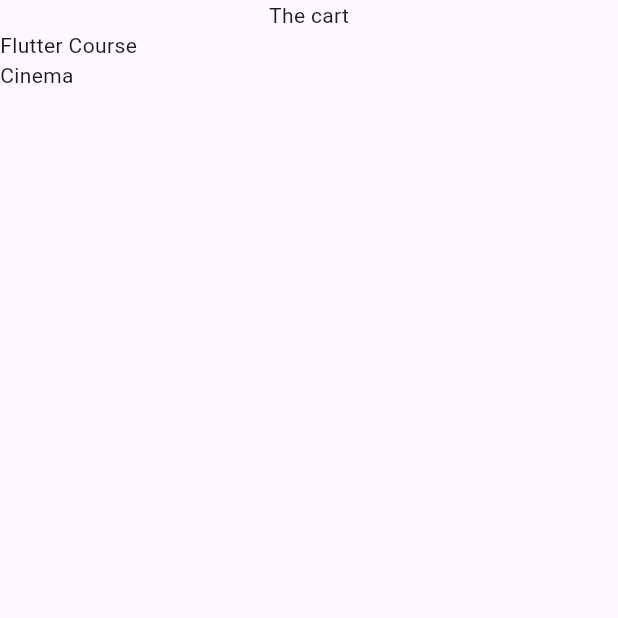
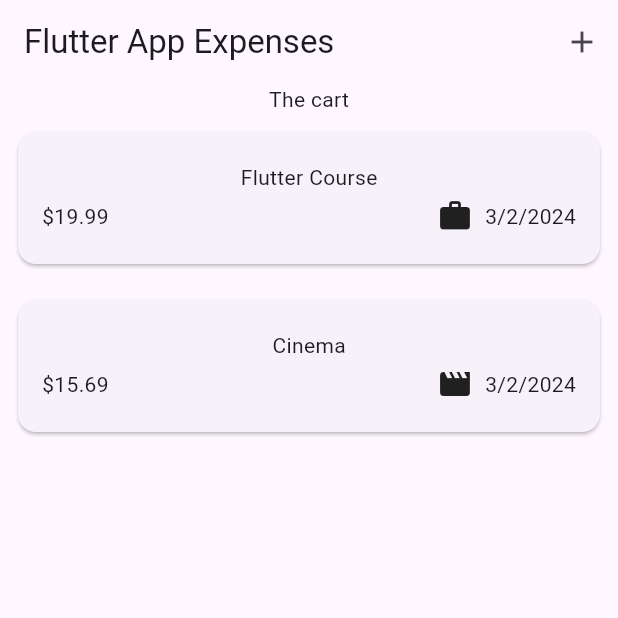
Before and after one commit to alifrizqullahmaruf/expense_tracker, a Flutter app: the screen it shows after launch, on a phone screen of 412 x 824 dp, the top half of it. Run offline on Flutter 3.47's test engine with Material 3 defaults, Android fonts, the phone set to English and light mode, and no system bars.

Commit message:
add some modal and some widget

```diff
--- /dev/null
+++ b/lib/Widget/expenses_list/expenses_item.dart
@@ -0,0 +1,45 @@
+import 'package:expense_tracker/model/expense.dart';
+import 'package:flutter/material.dart';
+
+class ExpensesItem extends StatelessWidget {
+  const ExpensesItem({super.key, required this.expenses});
+
+  final Expense expenses;
+
+  @override
+  Widget build(BuildContext context) {
+    return Container(
+      margin: const EdgeInsets.symmetric(horizontal: 8, vertical: 8),
+      child: Card(
+        child: Padding(
+          padding: const EdgeInsets.symmetric(vertical: 20, horizontal: 16),
+          child: Column(
+            children: [
+              Text(expenses.title),
+              const SizedBox(
+                height: 4,
+              ),
+              Row(
+                children: [
+                  Text('\$${expenses.amount.toStringAsFixed(2)}'),
+                  const Spacer(),
+                  Row(
+                    children: [
+                      Icon(categoryIcons[expenses.category]),
+                      const SizedBox(
+                        width: 8,
+                      ),
+                      Text(
+                        expenses.formatedDate,
+                      )
+                    ],
+                  )
+                ],
+              )
+            ],
+          ),
+        ),
+      ),
+    );
+  }
+}
--- a/lib/expenses_list.dart
+++ b/lib/Widget/expenses_list/expenses_list.dart
@@ -1,3 +1,4 @@
+import 'package:expense_tracker/Widget/expenses_list/expenses_item.dart';
 import 'package:expense_tracker/model/expense.dart';
 import 'package:flutter/material.dart';
 
@@ -10,7 +11,7 @@ class ExpensesList extends StatelessWidget {
   Widget build(BuildContext context) {
     return ListView.builder(
       itemCount: expenses.length,
-      itemBuilder: (ctx, index)=> Text(expenses[index].title),
+      itemBuilder: (ctx, index)=> ExpensesItem(expenses: expenses[index]),
     );
   }
 }
--- a/lib/expenses.dart
+++ b/lib/expenses.dart
@@ -1,9 +1,12 @@
-import 'package:expense_tracker/expenses_list.dart';
+import 'package:expense_tracker/Widget/expenses_list/expenses_list.dart';
+import 'package:expense_tracker/Widget/newExpense.dart';
 import 'package:expense_tracker/model/expense.dart';
 import 'package:flutter/material.dart';
 
 class Expenses extends StatefulWidget {
-  const Expenses({super.key,});
+  const Expenses({
+    super.key,
+  });
 
   @override
   State<Expenses> createState() => _ExpensesState();
@@ -24,9 +27,24 @@ class _ExpensesState extends State<Expenses> {
       category: Category.leisure,
     ),
   ];
+
+  void _openAddExpensiveOverLay() {
+    showModalBottomSheet(
+      context: context,
+      builder: (ctx) => const NewExpense(),
+    );
+  }
+
   @override
   Widget build(BuildContext context) {
     return Scaffold(
+      appBar: AppBar(
+        title: const Text("Flutter App Expenses"),
+        actions: [
+          IconButton(
+              onPressed: _openAddExpensiveOverLay, icon: const Icon(Icons.add))
+        ],
+      ),
       body: Column(
         children: [
           const Text("The cart"),
--- a/lib/main.dart
+++ b/lib/main.dart
@@ -11,9 +11,10 @@ class MyApp extends StatelessWidget {
   // This widget is the root of your application.
   @override
   Widget build(BuildContext context) {
-    return const MaterialApp(
+    return MaterialApp(
       debugShowCheckedModeBanner: false,
-      home: Expenses(),
+      theme: ThemeData(useMaterial3: true),
+      home: const Expenses(),
     );
   }
 }
--- a/lib/model/expense.dart
+++ b/lib/model/expense.dart
@@ -1,8 +1,18 @@
+import 'package:flutter/material.dart';
+import 'package:intl/intl.dart';
 import 'package:uuid/uuid.dart';
 
+final formater = DateFormat.yMd();
 const uuid = Uuid();
 
 enum Category { food, travel, leisure, work }
+
+const categoryIcons = {
+  Category.food: Icons.lunch_dining,
+  Category.travel: Icons.flight_takeoff,
+  Category.leisure: Icons.movie,
+  Category.work: Icons.work
+};
 
 class Expense {
   Expense({
@@ -17,4 +27,8 @@ class Expense {
   final double amount;
   final DateTime date;
   final Category category;
+
+  String get formatedDate {
+    return formater.format(date);
+  }
 }
--- a/pubspec.yaml
+++ b/pubspec.yaml
@@ -31,14 +31,10 @@ dependencies:
   cupertino_icons: ^1.0.2
   flutter:
     sdk: flutter
+  intl: ^0.19.0
   uuid: ^4.3.3
 
 dev_dependencies:
-  # The "flutter_lints" package below contains a set of recommended lints to
-  # encourage good coding practices. The lint set provided by the package is
-  # activated in the `analysis_options.yaml` file located at the root of your
-  # package. See that file for information about deactivating specific lint
-  # rules and activating additional ones.
   flutter_lints: ^2.0.0
   flutter_test:
     sdk: flutter
```
Also changed, not shown: lib/Widget/newExpense.dart (added, +68 -0 lines), pubspec.lock.
